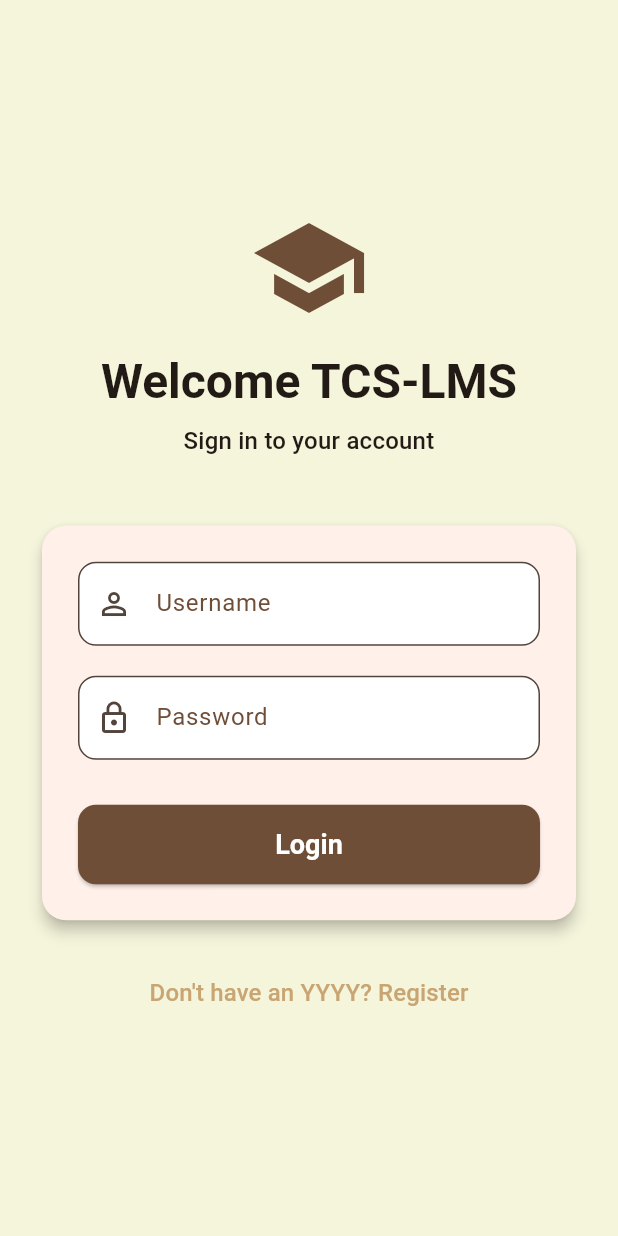
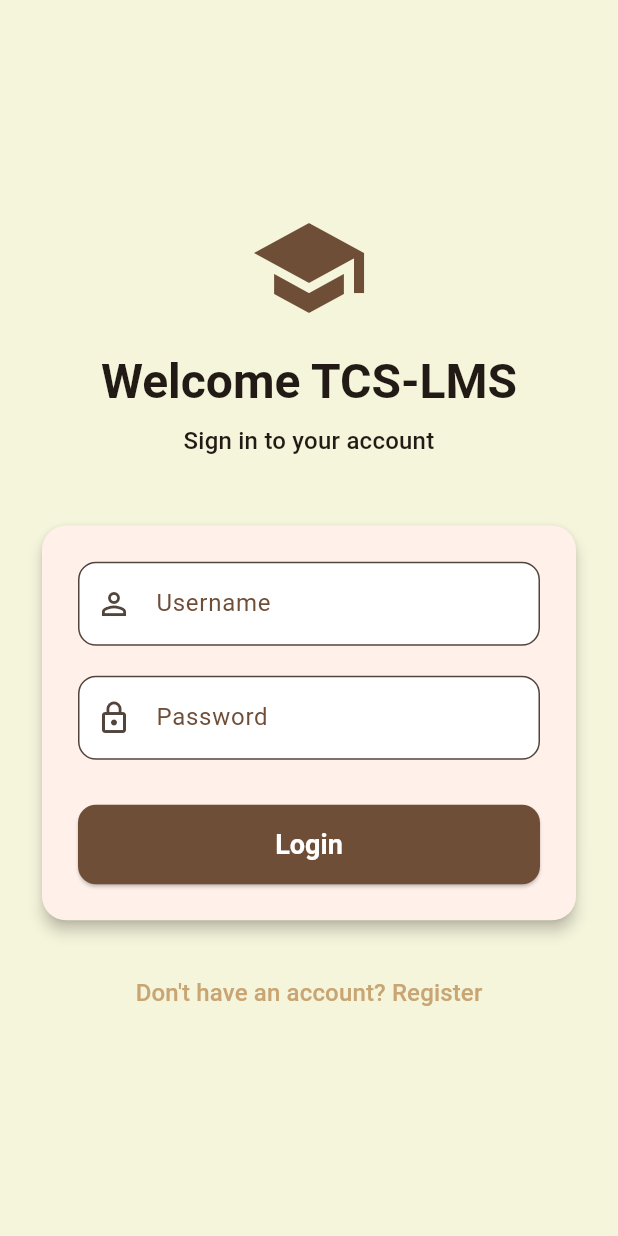
Before and after one commit to RieshuKhandelwal/LMS_in_Flutter, a Flutter app: the screen it shows after launch, on a phone screen of 412 x 824 dp. Run offline on Flutter 3.47's test engine with Material 3 defaults, Android fonts, the phone set to English and light mode, and no system bars; our stand-ins replace go_router, google_fonts; accounts and stored records are empty.

Commit message:
checked automation

```diff
--- a/lib/features/auth/login_screen.dart
+++ b/lib/features/auth/login_screen.dart
@@ -161,7 +161,7 @@ class _LoginScreenState extends State<LoginScreen> {
               TextButton(
                 onPressed: () => context.go('/register'),
                 child: Text(
-                  'Don\'t have an YYYY? Register',
+                  'Don\'t have an account? Register',
                   style: TextStyle(
                     color: Theme.of(context).colorScheme.secondary,
                   ),
```
